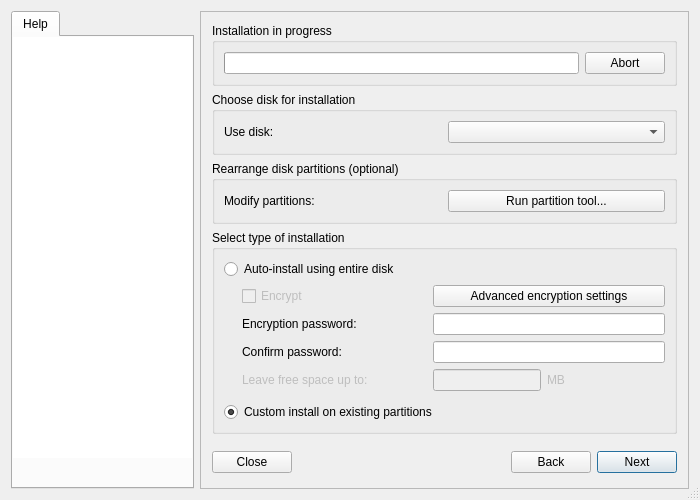
Above: meinstall.ui from gazelle-installer/gazelle-installer before the change. Below: the same form after it.
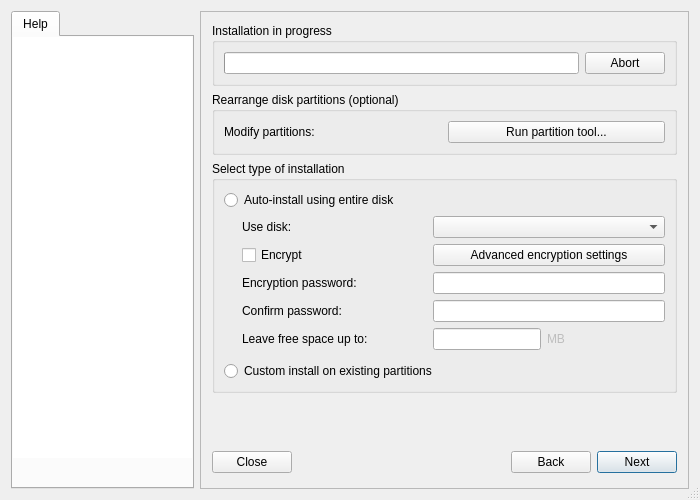
That is the form after the change. The open tabs and pages were chosen to show the change. Icons and pictures are not drawn.

Commit message: Configuration format and disk page changes.

```diff
--- a/meinstall.ui
+++ b/meinstall.ui
@@ -425,7 +425,7 @@
           <property name="bottomMargin">
            <number>0</number>
           </property>
-          <item row="1" column="0" rowspan="2" colspan="2">
+          <item row="0" column="0" rowspan="2" colspan="2">
            <widget class="QGroupBox" name="rearrangediskBox">
             <property name="sizePolicy">
              <sizepolicy hsizetype="MinimumExpanding" vsizetype="Minimum">
@@ -484,66 +484,7 @@
             </layout>
            </widget>
           </item>
-          <item row="0" column="0" colspan="2">
-           <widget class="QGroupBox" name="diskBox">
-            <property name="sizePolicy">
-             <sizepolicy hsizetype="MinimumExpanding" vsizetype="Minimum">
-              <horstretch>0</horstretch>
-              <verstretch>0</verstretch>
-             </sizepolicy>
-            </property>
-            <property name="title">
-             <string>Choose disk for installation</string>
-            </property>
-            <layout class="QGridLayout">
-             <property name="leftMargin">
-              <number>9</number>
-             </property>
-             <property name="topMargin">
-              <number>9</number>
-             </property>
-             <property name="rightMargin">
-              <number>9</number>
-             </property>
-             <property name="bottomMargin">
-              <number>9</number>
-             </property>
-             <property name="spacing">
-              <number>6</number>
-             </property>
-             <item row="0" column="0">
-              <widget class="QLabel" name="useDiskLabel">
-               <property name="sizePolicy">
-                <sizepolicy hsizetype="MinimumExpanding" vsizetype="Minimum">
-                 <horstretch>0</horstretch>
-                 <verstretch>0</verstretch>
-                </sizepolicy>
-               </property>
-               <property name="font">
-                <font/>
-               </property>
-               <property name="text">
-                <string>Use disk:</string>
-               </property>
-               <property name="wordWrap">
-                <bool>false</bool>
-               </property>
-              </widget>
-             </item>
-             <item row="0" column="1">
-              <widget class="QComboBox" name="diskCombo">
-               <property name="sizePolicy">
-                <sizepolicy hsizetype="MinimumExpanding" vsizetype="Fixed">
-                 <horstretch>0</horstretch>
-                 <verstretch>0</verstretch>
-                </sizepolicy>
-               </property>
-              </widget>
-             </item>
-            </layout>
-           </widget>
-          </item>
-          <item row="3" column="0" colspan="2">
+          <item row="2" column="0" colspan="2">
            <widget class="QGroupBox" name="installationTypeBox">
             <property name="sizePolicy">
              <sizepolicy hsizetype="MinimumExpanding" vsizetype="Minimum">
@@ -581,28 +522,103 @@
                <property name="text">
                 <string>Auto-install using entire disk </string>
                </property>
-               <property name="checked">
-                <bool>false</bool>
+              </widget>
+             </item>
+             <item row="3" column="1" colspan="2">
+              <widget class="QLabel" name="labelFDEpass">
+               <property name="text">
+                <string>Encryption password:</string>
                </property>
               </widget>
              </item>
-             <item row="1" column="1">
-              <widget class="QCheckBox" name="checkBoxEncryptAuto">
+             <item row="7" column="1">
+              <spacer name="horizontalSpacer_11">
+               <property name="orientation">
+                <enum>Qt::Horizontal</enum>
+               </property>
+               <property name="sizeHint" stdset="0">
+                <size>
+                 <width>40</width>
+                 <height>5</height>
+                </size>
+               </property>
+              </spacer>
+             </item>
+             <item row="5" column="0">
+              <spacer>
+               <property name="orientation">
+                <enum>Qt::Horizontal</enum>
+               </property>
+               <property name="sizeType">
+                <enum>QSizePolicy::Fixed</enum>
+               </property>
+               <property name="sizeHint" stdset="0">
+                <size>
+                 <width>12</width>
+                 <height>20</height>
+                </size>
+               </property>
+              </spacer>
+             </item>
+             <item row="5" column="4">
+              <widget class="QLabel" name="freeLabel">
                <property name="enabled">
                 <bool>false</bool>
                </property>
                <property name="sizePolicy">
-                <sizepolicy hsizetype="Preferred" vsizetype="Fixed">
+                <sizepolicy hsizetype="Minimum" vsizetype="Minimum">
                  <horstretch>0</horstretch>
                  <verstretch>0</verstretch>
                 </sizepolicy>
                </property>
                <property name="text">
-                <string>Encrypt</string>
+                <string>MB </string>
                </property>
+               <property name="wordWrap">
+                <bool>false</bool>
+               </property>
               </widget>
              </item>
-             <item row="7" column="0" colspan="5">
+             <item row="4" column="1" colspan="2">
+              <widget class="QLabel" name="labelFDEpass2">
+               <property name="enabled">
+                <bool>true</bool>
+               </property>
+               <property name="text">
+                <string>Confirm password:</string>
+               </property>
+              </widget>
+             </item>
+             <item row="5" column="5">
+              <spacer name="horizontalSpacer_2">
+               <property name="orientation">
+                <enum>Qt::Horizontal</enum>
+               </property>
+               <property name="sizeHint" stdset="0">
+                <size>
+                 <width>40</width>
+                 <height>20</height>
+                </size>
+               </property>
+              </spacer>
+             </item>
+             <item row="5" column="1" colspan="2">
+              <widget class="QLabel" name="leaveLabel">
+               <property name="sizePolicy">
+                <sizepolicy hsizetype="MinimumExpanding" vsizetype="Minimum">
+                 <horstretch>0</horstretch>
+                 <verstretch>0</verstretch>
+                </sizepolicy>
+               </property>
+               <property name="text">
+                <string>Leave free space up to:</string>
+               </property>
+               <property name="wordWrap">
+                <bool>false</bool>
+               </property>
+              </widget>
+             </item>
+             <item row="8" column="0" colspan="5">
               <widget class="QRadioButton" name="existing_partitionsButton">
                <property name="sizePolicy">
                 <sizepolicy hsizetype="MinimumExpanding" vsizetype="Minimum">
@@ -613,29 +629,10 @@
                <property name="text">
                 <string>Custom install on existing partitions</string>
                </property>
-               <property name="checked">
-                <bool>true</bool>
-               </property>
               </widget>
              </item>
-             <item row="6" column="2">
-              <spacer name="horizontalSpacer_12">
-               <property name="orientation">
-                <enum>Qt::Horizontal</enum>
-               </property>
-               <property name="sizeHint" stdset="0">
-                <size>
-                 <width>40</width>
-                 <height>5</height>
-                </size>
-               </property>
-              </spacer>
-             </item>
-             <item row="4" column="3">
+             <item row="5" column="3">
               <widget class="QLineEdit" name="freeSpaceEdit">
-               <property name="enabled">
-                <bool>false</bool>
-               </property>
                <property name="sizePolicy">
                 <sizepolicy hsizetype="MinimumExpanding" vsizetype="Minimum">
                  <horstretch>0</horstretch>
@@ -656,7 +653,7 @@
                </property>
               </widget>
              </item>
-             <item row="6" column="3">
+             <item row="7" column="3">
               <spacer name="horizontalSpacer_13">
                <property name="orientation">
                 <enum>Qt::Horizontal</enum>
@@ -669,52 +666,7 @@
                </property>
               </spacer>
              </item>
-             <item row="4" column="4">
-              <widget class="QLabel" name="freeLabel">
-               <property name="enabled">
-                <bool>false</bool>
-               </property>
-               <property name="sizePolicy">
-                <sizepolicy hsizetype="Minimum" vsizetype="Minimum">
-                 <horstretch>0</horstretch>
-                 <verstretch>0</verstretch>
-                </sizepolicy>
-               </property>
-               <property name="text">
-                <string>MB </string>
-               </property>
-               <property name="wordWrap">
-                <bool>false</bool>
-               </property>
-              </widget>
-             </item>
-             <item row="6" column="1">
-              <spacer name="horizontalSpacer_11">
-               <property name="orientation">
-                <enum>Qt::Horizontal</enum>
-               </property>
-               <property name="sizeHint" stdset="0">
-                <size>
-                 <width>40</width>
-                 <height>5</height>
-                </size>
-               </property>
-              </spacer>
-             </item>
-             <item row="4" column="5">
-              <spacer name="horizontalSpacer_2">
-               <property name="orientation">
-                <enum>Qt::Horizontal</enum>
-               </property>
-               <property name="sizeHint" stdset="0">
-                <size>
-                 <width>40</width>
-                 <height>20</height>
-                </size>
-               </property>
-              </spacer>
-             </item>
-             <item row="3" column="3" colspan="3">
+             <item row="4" column="3" colspan="3">
               <widget class="QLineEdit" name="FDEpassword2">
                <property name="maxLength">
                 <number>512</number>
@@ -725,6 +677,22 @@
               </widget>
              </item>
              <item row="2" column="3" colspan="3">
+              <widget class="QPushButton" name="buttonAdvancedFDE">
+               <property name="enabled">
+                <bool>true</bool>
+               </property>
+               <property name="sizePolicy">
+                <sizepolicy hsizetype="MinimumExpanding" vsizetype="Fixed">
+                 <horstretch>0</horstretch>
+                 <verstretch>0</verstretch>
+                </sizepolicy>
+               </property>
+               <property name="text">
+                <string>Advanced encryption settings</string>
+               </property>
+              </widget>
+             </item>
+             <item row="3" column="3" colspan="3">
               <widget class="QLineEdit" name="FDEpassword">
                <property name="maxLength">
                 <number>512</number>
@@ -734,52 +702,45 @@
                </property>
               </widget>
              </item>
-             <item row="3" column="1" colspan="2">
-              <widget class="QLabel" name="labelFDEpass2">
-               <property name="enabled">
-                <bool>true</bool>
-               </property>
-               <property name="text">
-                <string>Confirm password:</string>
-               </property>
-              </widget>
-             </item>
-             <item row="2" column="1" colspan="2">
-              <widget class="QLabel" name="labelFDEpass">
-               <property name="text">
-                <string>Encryption password:</string>
-               </property>
-              </widget>
-             </item>
-             <item row="4" column="0">
-              <spacer>
+             <item row="7" column="2">
+              <spacer name="horizontalSpacer_12">
                <property name="orientation">
                 <enum>Qt::Horizontal</enum>
                </property>
-               <property name="sizeType">
-                <enum>QSizePolicy::Fixed</enum>
-               </property>
                <property name="sizeHint" stdset="0">
                 <size>
-                 <width>12</width>
-                 <height>20</height>
+                 <width>40</width>
+                 <height>5</height>
                 </size>
                </property>
               </spacer>
              </item>
-             <item row="4" column="1" colspan="2">
-              <widget class="QLabel" name="leaveLabel">
-               <property name="enabled">
-                <bool>false</bool>
+             <item row="2" column="1">
+              <widget class="QCheckBox" name="checkBoxEncryptAuto">
+               <property name="sizePolicy">
+                <sizepolicy hsizetype="Preferred" vsizetype="Fixed">
+                 <horstretch>0</horstretch>
+                 <verstretch>0</verstretch>
+                </sizepolicy>
                </property>
+               <property name="text">
+                <string>Encrypt</string>
+               </property>
+              </widget>
+             </item>
+             <item row="1" column="1">
+              <widget class="QLabel" name="useDiskLabel">
                <property name="sizePolicy">
                 <sizepolicy hsizetype="MinimumExpanding" vsizetype="Minimum">
                  <horstretch>0</horstretch>
                  <verstretch>0</verstretch>
                 </sizepolicy>
                </property>
+               <property name="font">
+                <font/>
+               </property>
                <property name="text">
-                <string>Leave free space up to:</string>
+                <string>Use disk:</string>
                </property>
                <property name="wordWrap">
                 <bool>false</bool>
@@ -787,25 +748,19 @@
               </widget>
              </item>
              <item row="1" column="3" colspan="3">
-              <widget class="QPushButton" name="buttonAdvancedFDE">
-               <property name="enabled">
-                <bool>true</bool>
-               </property>
+              <widget class="QComboBox" name="diskCombo">
                <property name="sizePolicy">
                 <sizepolicy hsizetype="MinimumExpanding" vsizetype="Fixed">
                  <horstretch>0</horstretch>
                  <verstretch>0</verstretch>
                 </sizepolicy>
                </property>
-               <property name="text">
-                <string>Advanced encryption settings</string>
-               </property>
               </widget>
              </item>
             </layout>
            </widget>
           </item>
-          <item row="4" column="0" colspan="2">
+          <item row="3" column="0" colspan="2">
            <spacer name="verticalSpacer_3">
             <property name="orientation">
              <enum>Qt::Vertical</enum>
```
Left out of the diff: 65 changed lines with no effect on the pictures. The commit also changes 1 other file.
